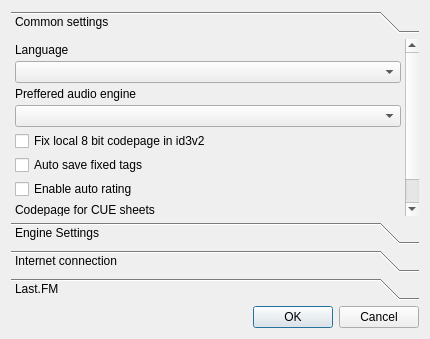
Before: the Qt Designer form src/settings.ui in DrMoriarty/cuberok, drawn with Qt 5.
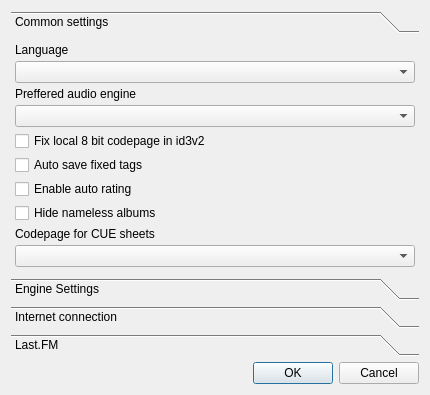
After: the same form once the commit is applied. Icons and pictures are not drawn.

```diff
--- a/src/settings.ui
+++ b/src/settings.ui
@@ -6,7 +6,7 @@
     <x>0</x>
     <y>0</y>
     <width>430</width>
-    <height>339</height>
+    <height>395</height>
    </rect>
   </property>
   <property name="windowTitle" >
@@ -24,7 +24,7 @@
         <x>0</x>
         <y>0</y>
         <width>412</width>
-        <height>170</height>
+        <height>226</height>
        </rect>
       </property>
       <attribute name="label" >
@@ -72,7 +72,7 @@
        <item row="3" column="0" >
         <widget class="QComboBox" name="comboBox_engine" />
        </item>
-       <item row="9" column="0" >
+       <item row="10" column="0" >
         <spacer>
          <property name="orientation" >
           <enum>Qt::Vertical</enum>
@@ -106,16 +106,23 @@
          </property>
         </widget>
        </item>
-       <item row="7" column="0" >
+       <item row="8" column="0" >
         <widget class="QLabel" name="label_3" >
          <property name="text" >
           <string>Codepage for CUE sheets</string>
          </property>
         </widget>
        </item>
-       <item row="8" column="0" >
+       <item row="9" column="0" >
         <widget class="QComboBox" name="comboBox_cue" />
        </item>
+       <item row="7" column="0" >
+        <widget class="QCheckBox" name="checkBox_hideEmpty" >
+         <property name="text" >
+          <string>Hide nameless albums</string>
+         </property>
+        </widget>
+       </item>
       </layout>
      </widget>
      <widget class="QWidget" name="page_2" >
```
Left out of the diff: 4 changed lines with no effect on the pictures.
